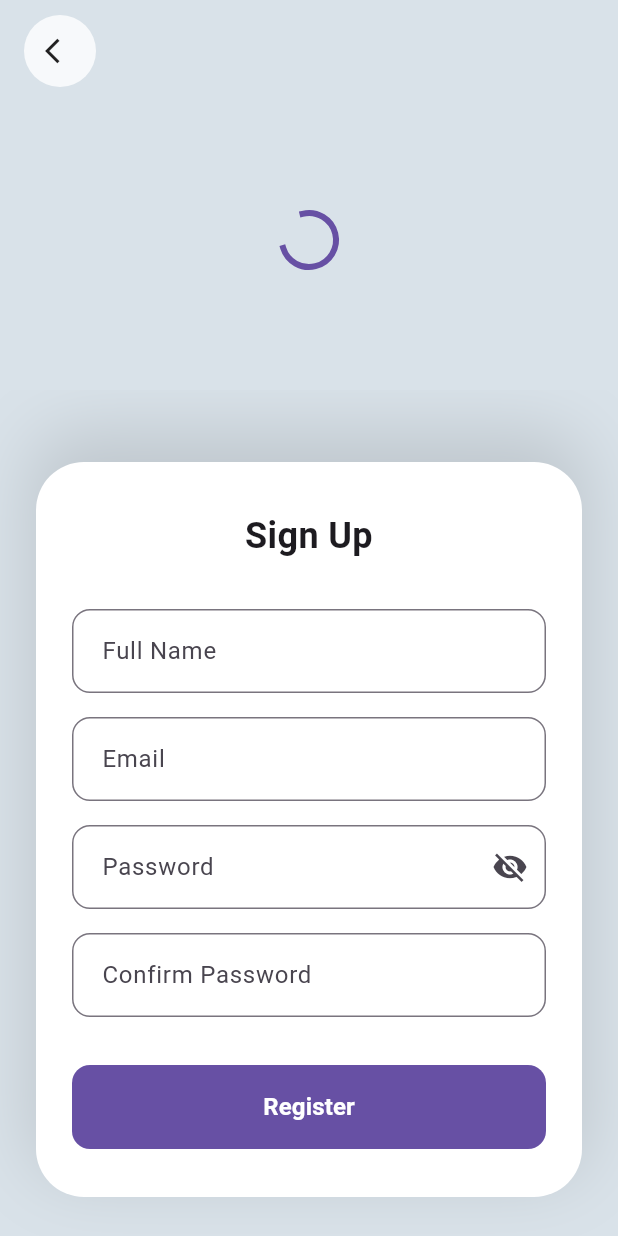
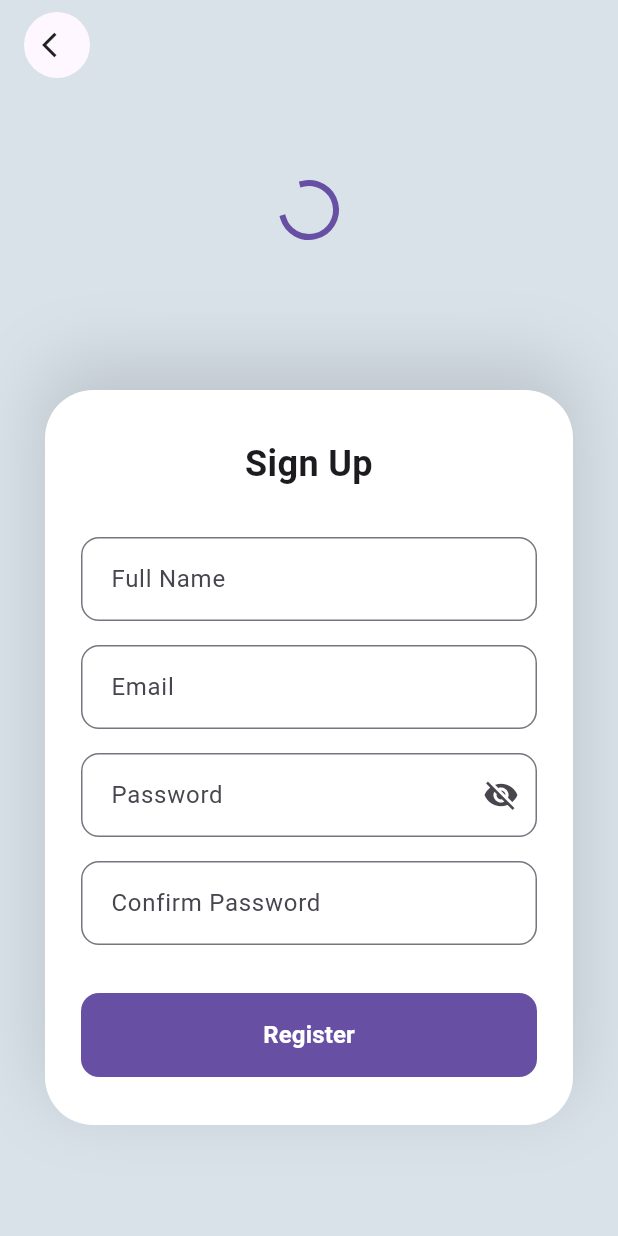
Before and after one commit to duyanh0206/food_order_app, a Flutter app: the SignupScreen screen opened by its route, on a phone screen of 412 x 824 dp. Run offline on Flutter 3.47's test engine with Material 3 defaults, Android fonts, the light colour scheme and no system bars; our stand-ins replace rive, shared_preferences, sqflite; accounts and stored records are empty.

Commit message:
new commit

```diff
--- a/food_order_app/lib/auth/signup_form.dart
+++ b/food_order_app/lib/auth/signup_form.dart
@@ -80,20 +80,18 @@ class _SignupFormState extends State<SignupForm> {
       builder: (context, constraints) {
         return SingleChildScrollView(
           physics: const ClampingScrollPhysics(),
-          child: ConstrainedBox(
+          child: Container(
+            width: double.infinity,
             constraints: BoxConstraints(
-              minHeight: constraints.maxHeight,
-              minWidth: constraints.maxWidth,
+              minHeight: MediaQuery.of(context).size.height * 0.60, // Increase height
             ),
-            child: IntrinsicHeight(
-              child: Padding(
-                padding: const EdgeInsets.symmetric(horizontal: 24),
             child: Column(
-                  mainAxisSize: MainAxisSize.min,
+              mainAxisAlignment: MainAxisAlignment.center, // Center content vertically
               children: [
-                    const SizedBox(height: 48),
+                const SizedBox(height: 20), // Reduced top spacing
                 Container(
                   width: double.infinity,
+                  margin: const EdgeInsets.symmetric(horizontal: 30),
                   padding: const EdgeInsets.fromLTRB(24, 32, 24, 32),
                   decoration: BoxDecoration(
                     color: Colors.white,
@@ -274,8 +272,6 @@ class _SignupFormState extends State<SignupForm> {
               ],
             ),
           ),
-            ),
-          ),
         );
       },
     );
--- a/food_order_app/lib/auth/signup_screen.dart
+++ b/food_order_app/lib/auth/signup_screen.dart
@@ -1,55 +1,53 @@
 import 'package:flutter/material.dart';
 import 'package:food_order_app/auth/signup_form.dart';
 import 'package:food_order_app/auth/rive_login_animation.dart';
-import 'package:food_order_app/auth/login_screen.dart';
 
 class SignupScreen extends StatelessWidget {
   const SignupScreen({super.key});
-
-  void _handleSignupSuccess(BuildContext context) {
-    // Clear any existing snackbars
-    ScaffoldMessenger.of(context).hideCurrentSnackBar();
-
-    // Navigate using named route
-    Navigator.of(context).pushReplacementNamed('/login');
-  }
 
   @override
   Widget build(BuildContext context) {
     return Scaffold(
       backgroundColor: const Color(0xFFD9E2E9),
-      body: SafeArea(
-        child: Stack(
+      body: Stack(
         children: [
           // Back button
           Positioned(
-              top: MediaQuery.of(context).padding.top + 10,
+            top: MediaQuery.of(context).padding.top + 8,
             left: 16,
             child: Material(
-                color: Colors.white.withOpacity(0.8),
               shape: const CircleBorder(),
               clipBehavior: Clip.hardEdge,
-                child: IconButton(
-                  icon: const Icon(Icons.arrow_back_ios, size: 20),
+              child: InkWell(
+                onTap: () {
+                  ScaffoldMessenger.of(context).hideCurrentSnackBar();
+                  Navigator.of(context).pushReplacementNamed('/login');
+                },
+                child: const Padding(
+                  padding: EdgeInsets.all(12),
+                  child: Icon(
+                    Icons.arrow_back_ios,
+                    size: 20,
                     color: Colors.black87,
-                  splashColor: Colors.grey.withOpacity(0.5),
-                  onPressed: () => Navigator.of(context).pop(),
+                  ),
+                ),
               ),
             ),
           ),
 
           // Form with animation
           Padding(
-              padding: EdgeInsets.only(top: 60),
+            padding: EdgeInsets.only(
+              top: MediaQuery.of(context).padding.top + 40,
+            ),
             child: RiveLoginAnimationWrapper(
               child: SignupForm(
-                  onSignupSuccess: () => _handleSignupSuccess(context),
+                onSignupSuccess: () => Navigator.of(context).pushReplacementNamed('/login'),
               ),
             ),
           ),
         ],
       ),
-      ),
     );
   }
 }
```
Lines whose indentation alone changed are shown as unchanged.
